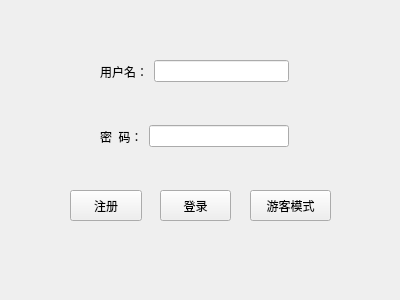
slicesteak/SheepOCR, file login.ui: the form before one commit.
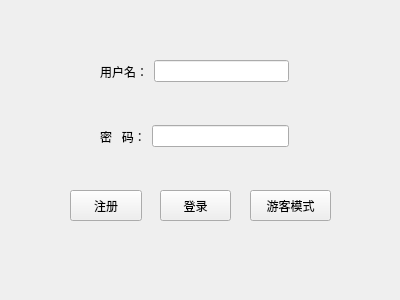
The form after the commit. Icons and pictures are not drawn.

Commit message: 改了一下对齐

What changed in the file:
```diff
--- a/login.ui
+++ b/login.ui
@@ -78,7 +78,7 @@
     <item>
      <widget class="QLabel" name="label_2">
       <property name="text">
-       <string>密  码：</string>
+       <string>密   码：</string>
       </property>
      </widget>
     </item>
```
The commit also changes 1 other file.
